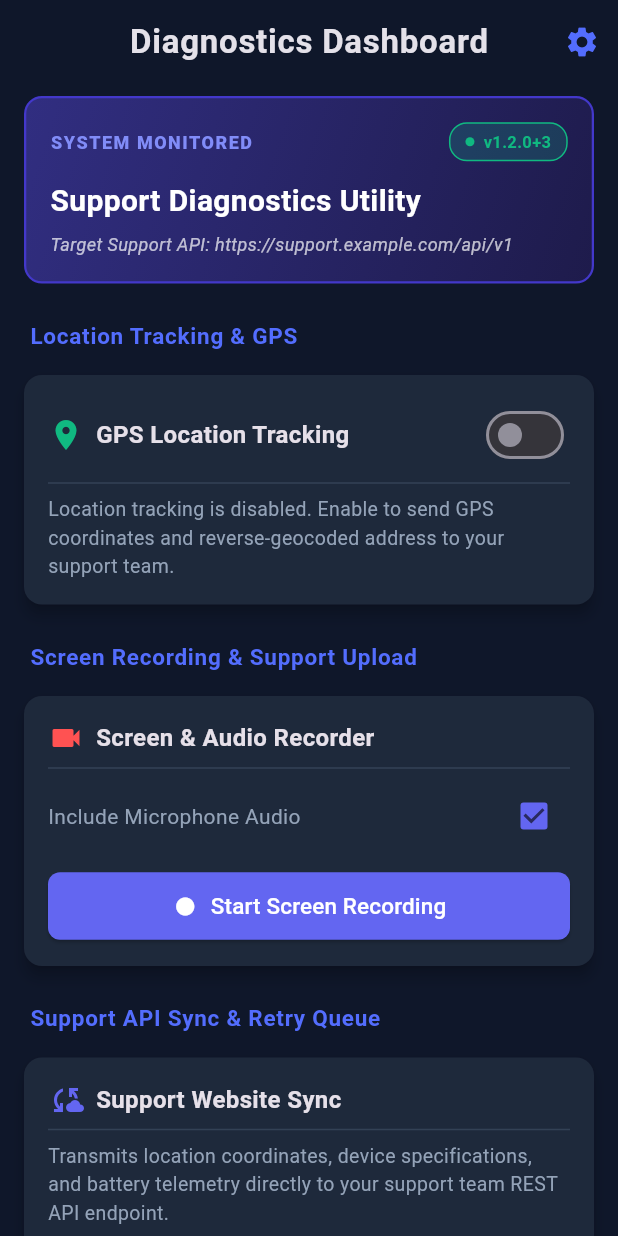
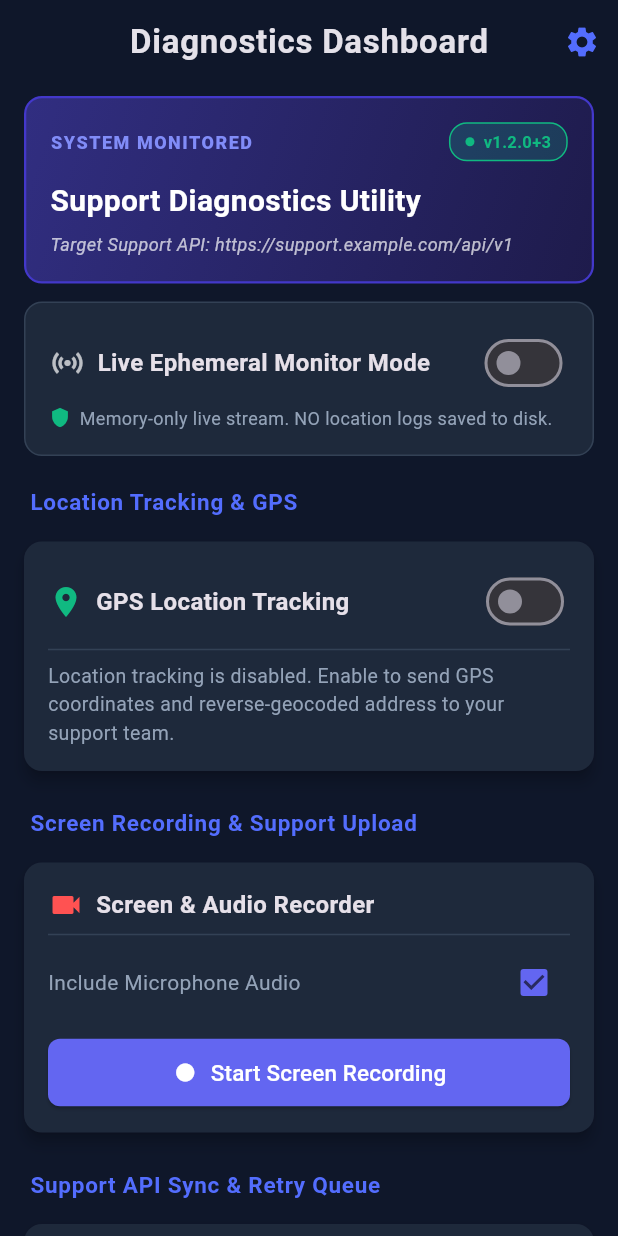
Before and after one commit to Elanselvan003/hardware_diagnostics, a Flutter app: the screen it shows after launch, on a phone screen of 412 x 824 dp. Run offline on Flutter 3.47's test engine with Material 3 defaults, Android fonts, the light colour scheme and no system bars; our stand-ins replace geocoding, geolocator, package_info_plus, share_plus, shared_preferences; missing offline and left inert: ed_screen_recorder.

Commit message:
Add Live Ephemeral Monitoring Mode for real-time memory-only tracking without disk storage

```diff
--- a/lib/main.dart
+++ b/lib/main.dart
@@ -1,3 +1,4 @@
+import 'dart:async';
 import 'dart:convert';
 import 'dart:io';
 import 'package:flutter/material.dart';
@@ -30,15 +31,15 @@ class MyApp extends StatelessWidget {
       title: 'Hardware Diagnostics',
       debugShowCheckedModeBanner: false,
       theme: ThemeData.dark().copyWith(
-        scaffoldBackgroundColor: const Color(0xFF0F172A), // Tailwind slate-900
+        scaffoldBackgroundColor: const Color(0xFF0F172A),
         colorScheme: ColorScheme.fromSeed(
-          seedColor: const Color(0xFF6366F1), // Tailwind indigo-500
+          seedColor: const Color(0xFF6366F1),
           brightness: Brightness.dark,
           primary: const Color(0xFF6366F1),
-          secondary: const Color(0xFF10B981), // Tailwind emerald-500
+          secondary: const Color(0xFF10B981),
         ),
         cardTheme: const CardThemeData(
-          color: Color(0xFF1E293B), // Tailwind slate-800
+          color: Color(0xFF1E293B),
           elevation: 4,
           margin: EdgeInsets.symmetric(vertical: 8),
         ),
@@ -70,7 +71,7 @@ class _DiagnosticsDashboardState extends State<DiagnosticsDashboard> {
   String _appVersion = '1.2.0';
   String _buildNumber = '3';
 
-  // GitHub repository configuration for updates checking
+  // GitHub repository configuration
   String _githubOwner = 'Elanselvan003';
   String _githubRepo = 'hardware_diagnostics';
 
@@ -85,7 +86,11 @@ class _DiagnosticsDashboardState extends State<DiagnosticsDashboard> {
   int _recordedSeconds = 0;
   bool _isUploadingVideo = false;
   double _videoUploadProgress = 0.0;
-  String _recordingStatusMessage = '';
+
+  // Feature 3: Live Ephemeral Monitor State (Zero Disk Storage)
+  bool _isLiveMonitorActive = false;
+  Timer? _liveTelemetryTimer;
+  int _liveStreamUpdatesCount = 0;
 
   // Support API & Retry Queue State
   String _apiBaseUrl = '';
@@ -97,6 +102,13 @@ class _DiagnosticsDashboardState extends State<DiagnosticsDashboard> {
   void initState() {
     super.initState();
     _loadInitialData();
+  }
+
+  @override
+  void dispose() {
+    _liveTelemetryTimer?.cancel();
+    LocationService.stopBackgroundLocationUpdates();
+    super.dispose();
   }
 
   Future<void> _loadInitialData() async {
@@ -169,13 +181,80 @@ class _DiagnosticsDashboardState extends State<DiagnosticsDashboard> {
     }
   }
 
+  // Live Ephemeral Stream Mode (Memory Only - No Disk Storage)
+  Future<void> _toggleLiveMonitor(bool value) async {
+    if (value) {
+      final consent = await PrivacyManager.isLocationConsentGranted();
+      if (!consent) {
+        final agreed = await PrivacyManager.showConsentDialog(
+          context: context,
+          title: 'Live Stream Privacy Consent',
+          description: 'Enable live in-memory telemetry streaming to monitor GPS, address, RAM, CPU, and Battery status in real time. NO data or logs are saved to device disk storage.',
+          featureName: 'Live Monitoring',
+        );
+
+        if (!agreed) return;
+        await PrivacyManager.setLocationConsent(true);
+        setState(() {
+          _isLocationEnabled = true;
+        });
+      }
+
+      setState(() {
+        _isLiveMonitorActive = true;
+        _liveStreamUpdatesCount = 0;
+      });
+
+      // Start high-frequency in-memory GPS stream
+      LocationService.startLiveLocationStream((location) {
+        if (mounted) {
+          setState(() {
+            _currentLocation = location;
+            _liveStreamUpdatesCount++;
+          });
+        }
+
+        // Transmit live in-memory telemetry to support server (no disk queuing)
+        ApiService.buildTelemetryData(
+          locationData: location,
+          cpuInfo: _cpuInfo,
+          appVersion: '$_appVersion+$_buildNumber',
+        ).then((payload) {
+          ApiService.sendLiveEphemeralTelemetry(payload);
+        });
+      });
+
+      // Periodically refresh hardware stats in RAM every 2 seconds
+      _liveTelemetryTimer?.cancel();
+      _liveTelemetryTimer = Timer.periodic(const Duration(seconds: 2), (_) async {
+        if (_isLiveMonitorActive) {
+          final ram = await platform.invokeMethod('getRAMInfo');
+          final battery = await platform.invokeMethod('getBatteryInfo');
+          if (mounted) {
+            setState(() {
+              _ramInfo = ram != null ? Map<String, dynamic>.from(ram) : null;
+              _batteryInfo = battery != null ? Map<String, dynamic>.from(battery) : null;
+            });
+          }
+        }
+      });
+    } else {
+      _liveTelemetryTimer?.cancel();
+      _liveTelemetryTimer = null;
+      LocationService.stopBackgroundLocationUpdates();
+      setState(() {
+        _isLiveMonitorActive = false;
+      });
+    }
+  }
+
   // Location Operations
   Future<void> _toggleLocationConsent(bool value) async {
     if (value) {
       final agreed = await PrivacyManager.showConsentDialog(
         context: context,
         title: 'Location Tracking Permission',
-        description: 'Allow Hardware Diagnostics to collect precise GPS coordinates and reverse-geocode your address. This data helps your support team diagnose location-dependent issues.',
+        description: 'Allow Hardware Diagnostics to collect precise GPS coordinates and reverse-geocode your address. Data is processed in memory and sent to your private support team API.',
         featureName: 'Location',
       );
 
@@ -191,6 +270,7 @@ class _DiagnosticsDashboardState extends State<DiagnosticsDashboard> {
       LocationService.stopBackgroundLocationUpdates();
       setState(() {
         _isLocationEnabled = false;
+        _isLiveMonitorActive = false;
         _currentLocation = null;
       });
     }
@@ -213,7 +293,6 @@ class _DiagnosticsDashboardState extends State<DiagnosticsDashboard> {
   // Screen Recording Operations
   Future<void> _toggleScreenRecording() async {
     if (_isRecording) {
-      // Stop recording
       final videoFile = await ScreenRecordingService.stopRecording();
       setState(() {
         _isRecording = false;
@@ -223,17 +302,16 @@ class _DiagnosticsDashboardState extends State<DiagnosticsDashboard> {
         _showVideoUploadDialog(videoFile);
       } else {
         ScaffoldMessenger.of(context).showSnackBar(
-          const SnackBar(content: Text('Screen recording stopped. No video saved.')),
+          const SnackBar(content: Text('Screen recording stopped.')),
         );
       }
     } else {
-      // Start recording with Privacy check
       final consent = await PrivacyManager.isRecordingConsentGranted();
       if (!consent) {
         final agreed = await PrivacyManager.showConsentDialog(
           context: context,
           title: 'Screen Recording Consent',
-          description: 'Allow Hardware Diagnostics to record your screen and microphone. Recordings are compressed and sent securely to your support team to debug visual issues.',
+          description: 'Allow Hardware Diagnostics to record your screen and microphone. Video is compressed and uploaded to your support team API.',
           featureName: 'Screen Recording',
         );
 
@@ -257,7 +335,7 @@ class _DiagnosticsDashboardState extends State<DiagnosticsDashboard> {
         });
       } else {
         ScaffoldMessenger.of(context).showSnackBar(
-          const SnackBar(content: Text('Failed to start screen recording. Please grant system permissions.')),
+          const SnackBar(content: Text('Failed to start screen recording. Check system permissions.')),
         );
       }
     }
@@ -275,7 +353,7 @@ class _DiagnosticsDashboardState extends State<DiagnosticsDashboard> {
             mainAxisSize: MainAxisSize.min,
             crossAxisAlignment: CrossAxisAlignment.start,
             children: [
-              Text('Recording saved locally: ${videoFile.path.split('/').last}'),
+              Text('Recording file: ${videoFile.path.split('/').last}', style: const TextStyle(color: Color(0xFF94A3B8))),
               const SizedBox(height: 12),
               if (_isUploadingVideo) ...[
                 LinearProgressIndicator(
@@ -295,7 +373,7 @@ class _DiagnosticsDashboardState extends State<DiagnosticsDashboard> {
               : [
                   TextButton(
                     onPressed: () => Navigator.of(ctx).pop(),
-                    child: const Text('Keep Local Only', style: TextStyle(color: Colors.white70)),
+                    child: const Text('Keep Local', style: TextStyle(color: Colors.white70)),
                   ),
                   ElevatedButton.icon(
                     icon: const Icon(Icons.cloud_upload, size: 18),
@@ -739,6 +817,9 @@ class _DiagnosticsDashboardState extends State<DiagnosticsDashboard> {
                         _buildHeaderCard(),
                         const SizedBox(height: 8),
 
+                        // Live Monitoring Mode (No Disk Storage)
+                        _buildLiveMonitorCard(),
+
                         // Feature 1: Location Tracking Card
                         _buildSectionHeader('Location Tracking & GPS'),
                         _buildLocationCard(),
@@ -880,6 +961,81 @@ class _DiagnosticsDashboardState extends State<DiagnosticsDashboard> {
             'Target Support API: ${_apiBaseUrl.isEmpty ? 'Not Configured' : _apiBaseUrl}',
             style: const TextStyle(fontSize: 12, color: Colors.white70, fontStyle: FontStyle.italic),
           ),
+        ],
+      ),
+    );
+  }
+
+  Widget _buildLiveMonitorCard() {
+    return Container(
+      margin: const EdgeInsets.symmetric(vertical: 4),
+      padding: const EdgeInsets.all(16),
+      decoration: BoxDecoration(
+        color: _isLiveMonitorActive ? const Color(0xFF0F2942) : const Color(0xFF1E293B),
+        borderRadius: BorderRadius.circular(12),
+        border: Border.all(
+          color: _isLiveMonitorActive ? const Color(0xFF10B981) : const Color(0xFF334155),
+          width: _isLiveMonitorActive ? 2 : 1,
+        ),
+      ),
+      child: Column(
+        crossAxisAlignment: CrossAxisAlignment.start,
+        children: [
+          Row(
+            mainAxisAlignment: MainAxisAlignment.spaceBetween,
+            children: [
+              Row(
+                children: [
+                  Icon(
+                    Icons.sensors,
+                    color: _isLiveMonitorActive ? const Color(0xFF10B981) : Colors.white70,
+                  ),
+                  const SizedBox(width: 8),
+                  const Text('Live Ephemeral Monitor Mode', style: TextStyle(fontWeight: FontWeight.bold, fontSize: 16)),
+                ],
+              ),
+              Switch(
+                value: _isLiveMonitorActive,
+                activeColor: const Color(0xFF10B981),
+                onChanged: _toggleLiveMonitor,
+              ),
+            ],
+          ),
+          const SizedBox(height: 4),
+          Row(
+            children: const [
+              Icon(Icons.shield, size: 14, color: Color(0xFF10B981)),
+              SizedBox(width: 6),
+              Text(
+                'Memory-only live stream. NO location logs saved to disk.',
+                style: TextStyle(color: Color(0xFF94A3B8), fontSize: 12),
+              ),
+            ],
+          ),
+          if (_isLiveMonitorActive) ...[
+            const Divider(color: Color(0xFF334155), height: 20),
+            Row(
+              children: [
+                Container(
+                  padding: const EdgeInsets.symmetric(horizontal: 10, vertical: 4),
+                  decoration: BoxDecoration(
+                    color: const Color(0xFF10B981).withOpacity(0.2),
+                    borderRadius: BorderRadius.circular(12),
+                  ),
+                  child: Row(
+                    mainAxisSize: MainAxisSize.min,
+                    children: const [
+                      Icon(Icons.circle, color: Color(0xFF10B981), size: 8),
+                      SizedBox(width: 6),
+                      Text('LIVE STREAMING', style: TextStyle(color: Color(0xFF10B981), fontWeight: FontWeight.bold, fontSize: 11)),
+                    ],
+                  ),
+                ),
+                const Spacer(),
+                Text('Updates: $_liveStreamUpdatesCount', style: const TextStyle(color: Colors.white70, fontSize: 12)),
+              ],
+            ),
+          ]
         ],
       ),
     );
```
Also changed, not shown: lib/services/api_service.dart (+24 -0 lines), lib/services/location_service.dart (+8 -4 lines).
